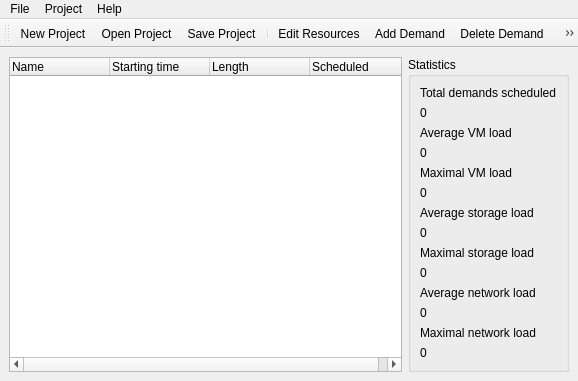
Above: DCGUI/Windows/MainWindow.ui from DanielZorin/DataCenters before the change. Below: the same form after it.
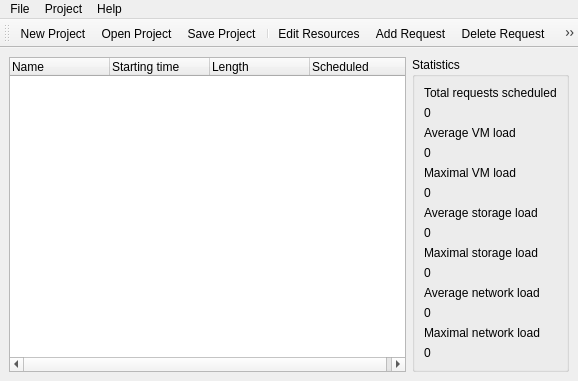
That is the form after the change. Icons and pictures are not drawn.

```diff
--- a/DCGUI/Windows/MainWindow.ui
+++ b/DCGUI/Windows/MainWindow.ui
@@ -78,7 +78,7 @@
            <item>
             <widget class="QLabel" name="label_13">
              <property name="text">
-              <string>Total demands scheduled</string>
+              <string>Total requests scheduled</string>
              </property>
             </widget>
            </item>
@@ -362,7 +362,10 @@
      <normaloff>:/pics/pics/add.png</normaloff>:/pics/pics/add.png</iconset>
    </property>
    <property name="text">
-    <string>Add Demand</string>
+    <string>Add Request</string>
+   </property>
+   <property name="toolTip">
+    <string>Add Request</string>
    </property>
   </action>
   <action name="actionDelete_Demand">
@@ -371,7 +374,10 @@
      <normaloff>:/pics/pics/delete.png</normaloff>:/pics/pics/delete.png</iconset>
    </property>
    <property name="text">
-    <string>Delete Demand</string>
+    <string>Delete Request</string>
+   </property>
+   <property name="toolTip">
+    <string>Delete Request</string>
    </property>
   </action>
   <action name="actionCreate_Random_Demands">
@@ -380,7 +386,10 @@
      <normaloff>:/pics/pics/dice.png</normaloff>:/pics/pics/dice.png</iconset>
    </property>
    <property name="text">
-    <string>Create Random Demands</string>
+    <string>Create Random Requests</string>
+   </property>
+   <property name="toolTip">
+    <string>Create Random Requests</string>
    </property>
   </action>
   <action name="actionEdit_Demand">
@@ -389,7 +398,10 @@
      <normaloff>:/pics/pics/page_edit.png</normaloff>:/pics/pics/page_edit.png</iconset>
    </property>
    <property name="text">
-    <string>Edit Demand</string>
+    <string>Edit Request</string>
+   </property>
+   <property name="toolTip">
+    <string>Edit Request</string>
    </property>
   </action>
   <action name="actionShow_Results">
```
